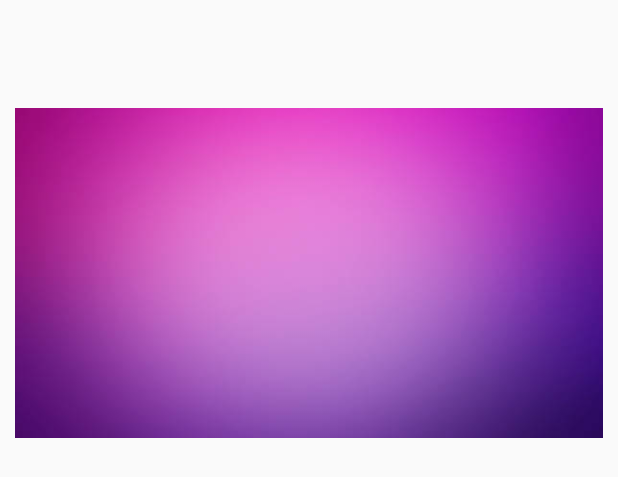
After one commit to Azeeking/Lab3, an Android app: the layout item_list.xml on its own in the app's theme, with its tools: preview values and no code run, on a phone screen of 412 x 824 dp. The commit adds this screen. Shown: the top 477 px of the screen. Run offline under Robolectric (Android 15) with nearby library versions, the phone set to English and light mode, and no system bars.

Commit message:
first commit

```diff
--- a/app/src/main/java/com/example/labfragments/MainActivity.kt
+++ b/app/src/main/java/com/example/labfragments/MainActivity.kt
@@ -2,10 +2,13 @@ package com.example.labfragments
 
 import androidx.appcompat.app.AppCompatActivity
 import android.os.Bundle
+import androidx.navigation.findNavController
 
 class MainActivity : AppCompatActivity() {
     override fun onCreate(savedInstanceState: Bundle?) {
         super.onCreate(savedInstanceState)
         setContentView(R.layout.activity_main)
     }
+
+    override fun onSupportNavigateUp(): Boolean  = findNavController(R.id.navHostFragment).navigateUp()
 }
--- /dev/null
+++ b/app/src/main/res/layout/item_list.xml
@@ -0,0 +1,36 @@
+<?xml version="1.0" encoding="utf-8"?>
+<androidx.constraintlayout.widget.ConstraintLayout xmlns:android="http://schemas.android.com/apk/res/android"
+    android:layout_width="match_parent"
+    android:layout_height="wrap_content"
+    xmlns:app="http://schemas.android.com/apk/res-auto"
+    android:padding="10dp"
+    >
+
+    <ImageView
+        android:id="@+id/image"
+        android:layout_width="match_parent"
+        android:layout_height="wrap_content"
+        android:src="@drawable/image"
+        app:layout_constraintLeft_toLeftOf="parent"
+        app:layout_constraintTop_toTopOf="parent"
+        android:contentDescription="@string/image" />
+
+    <TextView
+        android:id="@+id/name"
+        android:layout_width="wrap_content"
+        android:layout_height="wrap_content"
+        android:textSize="18sp"
+        app:layout_constraintLeft_toLeftOf="parent"
+        app:layout_constraintTop_toBottomOf="@id/image" />
+
+
+    <TextView
+        android:id="@+id/position"
+        android:layout_width="wrap_content"
+        android:layout_height="wrap_content"
+        android:layout_marginTop="10dp"
+        android:textSize="16sp"
+        app:layout_constraintLeft_toLeftOf="parent"
+        app:layout_constraintTop_toBottomOf="@id/name" />
+
+</androidx.constraintlayout.widget.ConstraintLayout>
--- a/app/src/main/res/values/strings.xml
+++ b/app/src/main/res/values/strings.xml
@@ -2,4 +2,5 @@
     <string name="app_name">LabFragments</string>
     <!-- TODO: Remove or change this placeholder text -->
     <string name="hello_blank_fragment">Hello blank fragment</string>
+    <string name="image">Image</string>
 </resources>
```
Also changed, not shown: app/build.gradle (+15 -0 lines), app/src/main/java/com/example/labfragments/LoginActivity.kt (+22 -7 lines), app/src/main/java/com/example/labfragments/MailDetailFragment.kt (+0 -14 lines), app/src/main/java/com/example/labfragments/MailListFragment.kt (+17 -17 lines), app/src/main/java/com/example/labfragments/RecyclerAdapter.kt (added, +46 -0 lines), app/src/main/java/com/example/labfragments/User.kt (added, +32 -0 lines), app/src/main/res/layout/activity_login.xml (+5 -5 lines), app/src/main/res/layout/activity_main.xml (+5 -14 lines), app/src/main/res/layout/fragment_mail_list.xml (+8 -7 lines), app/src/main/res/navigation/main_nav.xml (added, +22 -0 lines).
